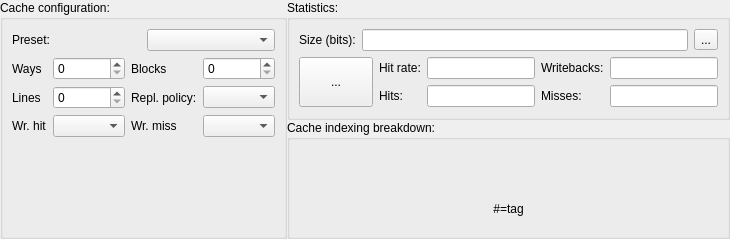
Above: src/cachesim/cacheconfigwidget.ui from mortbopet/Ripes before the change. Below: the same form after it.
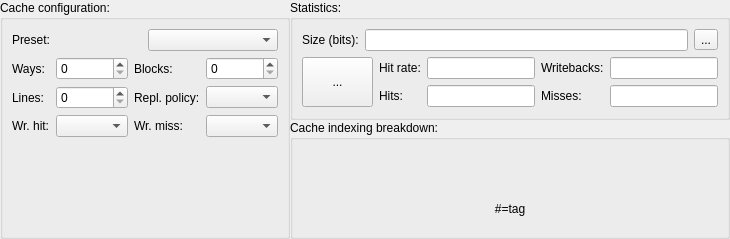
That is the form after the change.

Commit message:
Clear preset combobox after configuration changes
As such, we avoid having a value in the combobox out of sync with the
current configuration

What changed in the file:
```diff
--- a/src/cachesim/cacheconfigwidget.ui
+++ b/src/cachesim/cacheconfigwidget.ui
@@ -80,14 +80,14 @@
               <item row="1" column="0">
                <widget class="QLabel" name="label_2">
                 <property name="text">
-                 <string>Ways</string>
+                 <string>Ways:</string>
                 </property>
                </widget>
               </item>
               <item row="1" column="2">
                <widget class="QLabel" name="label_3">
                 <property name="text">
-                 <string>Blocks</string>
+                 <string>Blocks:</string>
                 </property>
                </widget>
               </item>
@@ -108,7 +108,7 @@
               <item row="3" column="0">
                <widget class="QLabel" name="label_4">
                 <property name="text">
-                 <string>Lines</string>
+                 <string>Lines:</string>
                 </property>
                </widget>
               </item>
@@ -125,14 +125,14 @@
               <item row="5" column="0">
                <widget class="QLabel" name="label_9">
                 <property name="text">
-                 <string>Wr. hit</string>
+                 <string>Wr. hit:</string>
                 </property>
                </widget>
               </item>
               <item row="5" column="2">
                <widget class="QLabel" name="label_10">
                 <property name="text">
-                 <string>Wr. miss</string>
+                 <string>Wr. miss:</string>
                 </property>
                </widget>
               </item>
```
The commit also changes 2 other files.
